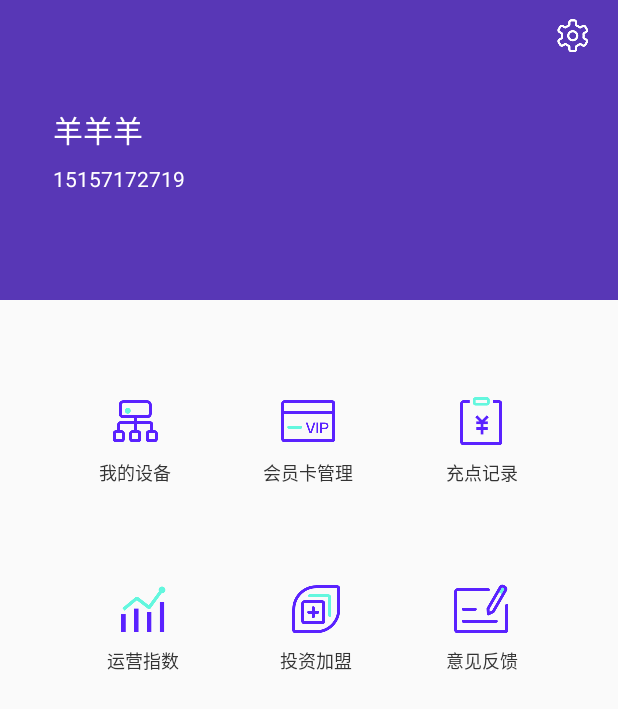
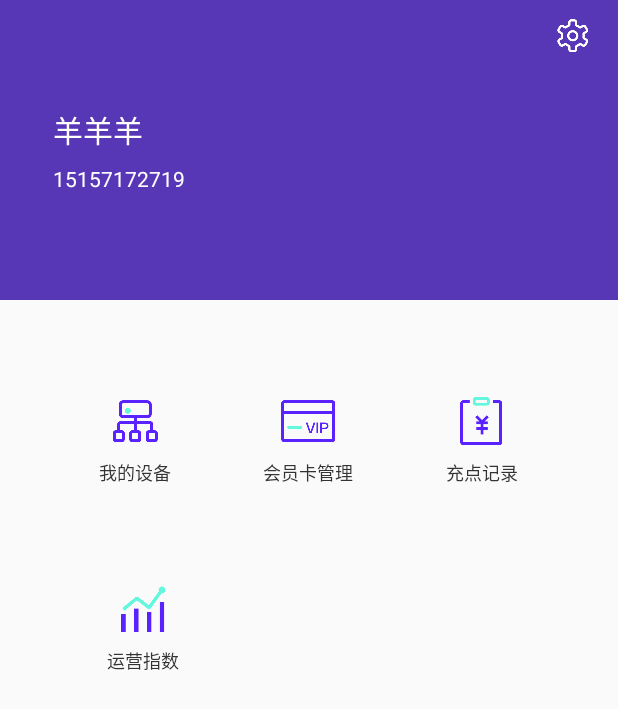
Before and after one commit to Yccc-argb/maji, an Android app: the layout fragment_home.xml on its own in the app's theme, with its tools: preview values and no code run, on a phone screen of 412 x 824 dp. Shown: the top 709 px of the screen. Run offline under Robolectric (Android 15) with nearby library versions, the phone set to English and light mode, and no system bars.

Commit message:
mj-1.0.1版本:修复运营指数模块;设置模块里面的app信息改为动态获取

```diff
--- a/app/build.gradle
+++ b/app/build.gradle
@@ -11,7 +11,7 @@ android {
         minSdkVersion 17
         targetSdkVersion 27
         versionCode 1
-        versionName "1.0"
+        versionName "1.0.1"
         testInstrumentationRunner "android.support.test.runner.AndroidJUnitRunner"
     }
     buildTypes {
--- a/app/src/main/java/com/liu/maji/modle/bean/income/IncomeResponse.java
+++ b/app/src/main/java/com/liu/maji/modle/bean/income/IncomeResponse.java
@@ -61,7 +61,7 @@ public class IncomeResponse extends CommonResponse {
         private int ytdOnlineProfit;
         private int ytdUnderLineProfit;
         private double yesterdayTotalSum;
-        private int monthTotalSum;
+        private double monthTotalSum;
         private int monthOnlineTotalSum;
         private int monthUnderLineTotalSum;
         private double allTotalSum;
@@ -164,11 +164,11 @@ public class IncomeResponse extends CommonResponse {
             this.yesterdayTotalSum = yesterdayTotalSum;
         }
 
-        public int getMonthTotalSum() {
+        public double getMonthTotalSum() {
             return monthTotalSum;
         }
 
-        public void setMonthTotalSum(int monthTotalSum) {
+        public void setMonthTotalSum(double monthTotalSum) {
             this.monthTotalSum = monthTotalSum;
         }
 
--- a/app/src/main/java/com/liu/maji/ui/income/IncomePresenter.kt
+++ b/app/src/main/java/com/liu/maji/ui/income/IncomePresenter.kt
@@ -19,7 +19,8 @@ class IncomePresenter : BasePresenter<IncomeView>() {
             override fun onRealSuccess(t: IncomeResponse?) {
                 if (t != null) {
                     if (t.isSuccess){
-                        view?.getIncomeDataResult(t.data.totalSum,t.data.yesterdayTotalSum,t.data.totalSum)
+                        //今日收益,昨日收益,总收益
+                        view?.getIncomeDataResult(t.data.monthTotalSum,t.data.yesterdayTotalSum,t.data.totalSum)
                     }else {
                         ToastUtils.showToast(t.message)
                     }
--- a/app/src/main/java/com/liu/maji/ui/set/SetFragment.kt
+++ b/app/src/main/java/com/liu/maji/ui/set/SetFragment.kt
@@ -7,6 +7,7 @@ import android.view.ViewGroup
 import cn.com.liu.maji.R
 import com.liu.maji.app.Constant
 import com.liu.maji.base.MySupportFragment
+import com.liu.maji.utils.CommonUtils
 import com.liu.maji.utils.Prefs
 import kotlinx.android.synthetic.main.fragment_set.*
 import kotlinx.android.synthetic.main.title.*
@@ -41,6 +42,7 @@ class SetFragment : MySupportFragment<SetView,SetPrenter>(), View.OnClickListene
         tv_add.visibility = View.INVISIBLE
         rl_exit.setOnClickListener(this)
         iv_back.setOnClickListener(this)
+        tv_version.text = CommonUtils.getVersionName()
     }
 
     private fun exit(){
--- a/app/src/main/java/com/liu/maji/utils/CommonUtils.kt
+++ b/app/src/main/java/com/liu/maji/utils/CommonUtils.kt
@@ -9,4 +9,8 @@ object CommonUtils {
         val compile = Pattern.compile(regex, Pattern.CASE_INSENSITIVE)
         return compile.matcher(phone).matches()
     }
+
+    fun getVersionName() : String{
+        return UIUtil.geContext().packageManager.getPackageInfo(UIUtil.geContext().packageName,0).versionName
+    }
 }
--- a/app/src/main/res/layout/fragment_home.xml
+++ b/app/src/main/res/layout/fragment_home.xml
@@ -229,6 +229,7 @@
                     android:layout_width="5dp"
                     android:layout_height="match_parent" />
                 <LinearLayout
+
                     android:id="@+id/ll_taocan"
                     android:layout_width="wrap_content"
                     android:layout_height="wrap_content"
@@ -236,7 +237,7 @@
                     android:background="@drawable/bg_type"
                     android:gravity="center"
                     android:orientation="vertical"
-                    android:visibility="visible">
+                    android:visibility="invisible">
 
                     <ImageView
                         android:layout_width="wrap_content"
@@ -263,7 +264,7 @@
                     android:background="@drawable/bg_type"
                     android:gravity="center"
                     android:orientation="vertical"
-                    android:visibility="visible">
+                    android:visibility="invisible">
 
                     <ImageView
                         android:layout_width="wrap_content"
--- a/app/src/main/res/layout/fragment_set.xml
+++ b/app/src/main/res/layout/fragment_set.xml
@@ -93,6 +93,7 @@
                 android:text="版本更新"
                 android:textSize="16sp" />
             <TextView
+                android:id="@+id/tv_version"
                 android:layout_toRightOf="@+id/tv"
                 android:layout_width="wrap_content"
                 android:layout_height="wrap_content"
```
Also changed, not shown: 1 other file.
